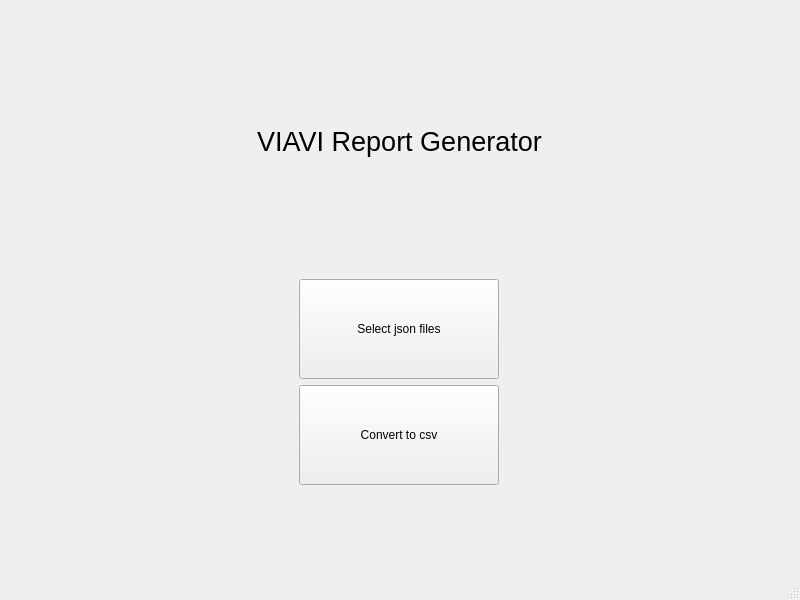
This is JsonConverter/ui/window.ui in gaaiuss/VIAVI as Qt 5 draws it before an edit. The edited form follows.
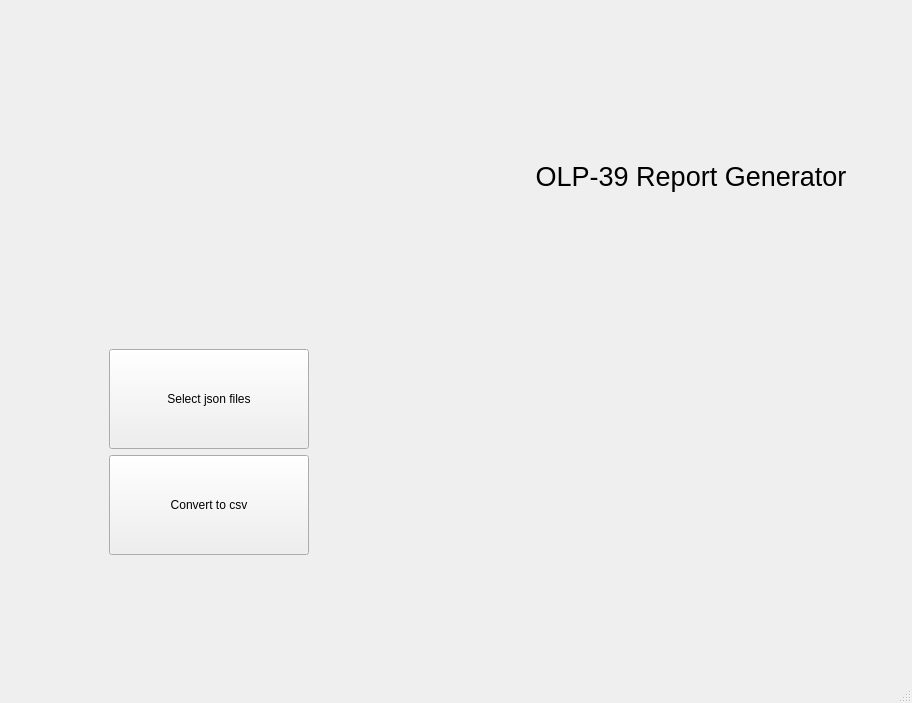
This is the edited form. Icons and pictures are not drawn.

Diff of the .ui file:
```diff
--- a/JsonConverter/ui/window.ui
+++ b/JsonConverter/ui/window.ui
@@ -6,8 +6,8 @@
    <rect>
     <x>0</x>
     <y>0</y>
-    <width>800</width>
-    <height>600</height>
+    <width>912</width>
+    <height>703</height>
    </rect>
   </property>
   <property name="windowTitle">
@@ -20,34 +20,16 @@
       <property name="leftMargin">
        <number>0</number>
       </property>
-      <item row="0" column="0">
-       <widget class="QLabel" name="labelStandard">
-        <property name="maximumSize">
-         <size>
-          <width>16777215</width>
-          <height>100</height>
-         </size>
+      <item row="2" column="0">
+       <layout class="QGridLayout" name="buttonsGrid">
+        <property name="leftMargin">
+         <number>100</number>
         </property>
-        <property name="font">
-         <font>
-          <pointsize>20</pointsize>
-         </font>
-        </property>
-        <property name="text">
-         <string>VIAVI Report Generator</string>
-        </property>
-        <property name="alignment">
-         <set>Qt::AlignmentFlag::AlignCenter</set>
-        </property>
-       </widget>
-      </item>
-      <item row="1" column="0">
-       <layout class="QGridLayout" name="gridLayout_2">
         <property name="horizontalSpacing">
-         <number>150</number>
+         <number>50</number>
         </property>
         <item row="1" column="0">
-         <widget class="QPushButton" name="pushButton_2">
+         <widget class="QPushButton" name="convertButton">
           <property name="minimumSize">
            <size>
             <width>0</width>
@@ -66,7 +48,7 @@
          </widget>
         </item>
         <item row="0" column="0">
-         <widget class="QPushButton" name="pushButton">
+         <widget class="QPushButton" name="selectButton">
           <property name="minimumSize">
            <size>
             <width>0</width>
@@ -84,6 +66,77 @@
           </property>
          </widget>
         </item>
+        <item row="0" column="1">
+         <widget class="QLabel" name="selectedFilesLabel">
+          <property name="text">
+           <string/>
+          </property>
+         </widget>
+        </item>
+        <item row="1" column="1">
+         <widget class="QLabel" name="savedReportPath">
+          <property name="text">
+           <string/>
+          </property>
+         </widget>
+        </item>
+       </layout>
+      </item>
+      <item row="0" column="0">
+       <layout class="QHBoxLayout" name="labelsLayout">
+        <property name="spacing">
+         <number>50</number>
+        </property>
+        <property name="leftMargin">
+         <number>20</number>
+        </property>
+        <item>
+         <widget class="QLabel" name="labelLogo">
+          <property name="maximumSize">
+           <size>
+            <width>400</width>
+            <height>70</height>
+           </size>
+          </property>
+          <property name="text">
+           <string/>
+          </property>
+          <property name="pixmap">
+           <pixmap>../img/ui_icon.png</pixmap>
+          </property>
+          <property name="scaledContents">
+           <bool>true</bool>
+          </property>
+          <property name="alignment">
+           <set>Qt::AlignmentFlag::AlignCenter</set>
+          </property>
+          <property name="margin">
+           <number>0</number>
+          </property>
+         </widget>
+        </item>
+        <item>
+         <widget class="QLabel" name="labelText">
+          <property name="maximumSize">
+           <size>
+            <width>16777215</width>
+            <height>100</height>
+           </size>
+          </property>
+          <property name="font">
+           <font>
+            <family>Arial</family>
+            <pointsize>20</pointsize>
+           </font>
+          </property>
+          <property name="text">
+           <string>OLP-39 Report Generator</string>
+          </property>
+          <property name="alignment">
+           <set>Qt::AlignmentFlag::AlignCenter</set>
+          </property>
+         </widget>
+        </item>
        </layout>
       </item>
      </layout>
```
Left out of the diff: 6 changed lines with no effect on the pictures.
